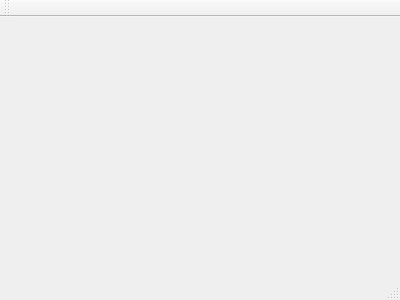
Qt form SoundRecordApp/mainwindow.ui (alex-leleka/looper) before a commit.
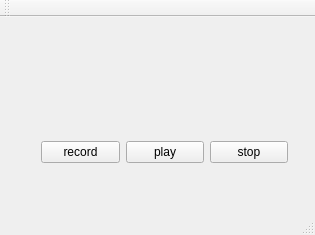
The same form after that commit.

Commit message: implemented record engine, record settings, added ui

The edit to the form file:
```diff
--- a/SoundRecordApp/mainwindow.ui
+++ b/SoundRecordApp/mainwindow.ui
@@ -1,24 +1,79 @@
 <ui version="4.0">
  <class>MainWindow</class>
- <widget class="QMainWindow" name="MainWindow" >
-  <property name="geometry" >
+ <widget class="QMainWindow" name="MainWindow">
+  <property name="geometry">
    <rect>
     <x>0</x>
     <y>0</y>
-    <width>400</width>
-    <height>300</height>
+    <width>315</width>
+    <height>235</height>
    </rect>
   </property>
   <property name="windowTitle" >
    <string>MainWindow</string>
   </property>
-  <widget class="QMenuBar" name="menuBar" />
-  <widget class="QToolBar" name="mainToolBar" />
-  <widget class="QWidget" name="centralWidget" />
-  <widget class="QStatusBar" name="statusBar" />
+  <widget class="QWidget" name="centralWidget">
+   <widget class="QWidget" name="layoutWidget">
+    <property name="geometry">
+     <rect>
+      <x>30</x>
+      <y>110</y>
+      <width>269</width>
+      <height>51</height>
+     </rect>
+    </property>
+    <layout class="QHBoxLayout" name="horizontalLayout">
+     <item>
+      <widget class="QPushButton" name="recordButton">
+       <property name="text">
+        <string>record</string>
+       </property>
+       <property name="checkable">
+        <bool>true</bool>
+       </property>
+      </widget>
+     </item>
+     <item>
+      <widget class="QPushButton" name="playButton">
+       <property name="text">
+        <string>play</string>
+       </property>
+       <property name="checkable">
+        <bool>true</bool>
+       </property>
+      </widget>
+     </item>
+     <item>
+      <widget class="QPushButton" name="stopButton">
+       <property name="text">
+        <string>stop</string>
+       </property>
+      </widget>
+     </item>
+    </layout>
+   </widget>
+  </widget>
+  <widget class="QMenuBar" name="menuBar">
+   <property name="geometry">
+    <rect>
+     <x>0</x>
+     <y>0</y>
+     <width>315</width>
+     <height>23</height>
+    </rect>
+   </property>
+  </widget>
+  <widget class="QToolBar" name="mainToolBar">
+   <attribute name="toolBarArea">
+    <enum>TopToolBarArea</enum>
+   </attribute>
+   <attribute name="toolBarBreak">
+    <bool>false</bool>
+   </attribute>
+  </widget>
+  <widget class="QStatusBar" name="statusBar"/>
  </widget>
- <layoutDefault spacing="6" margin="11" />
- <pixmapfunction></pixmapfunction>
+ <layoutdefault spacing="6" margin="11"/>
  <resources/>
  <connections/>
 </ui>
```
Left out of the diff: 3 changed lines with no effect on the pictures. The commit also changes 14 other files.
